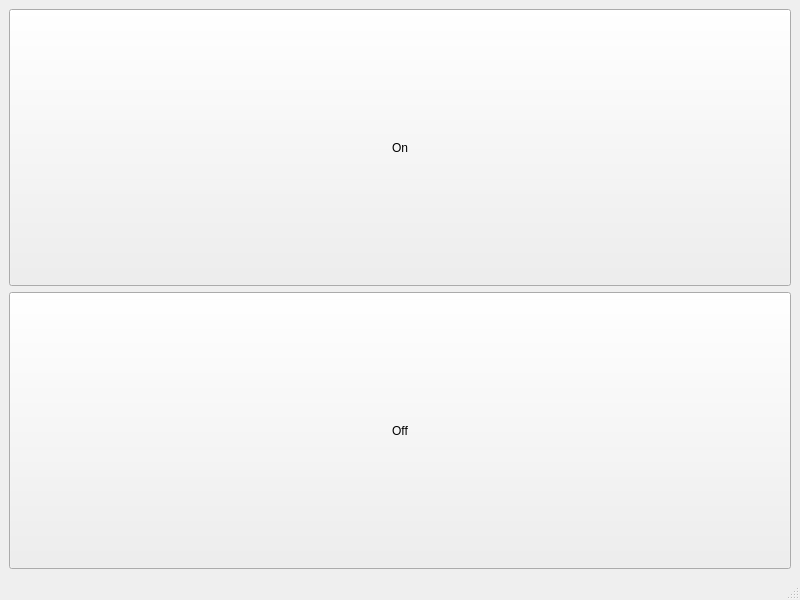
Old version of the form mainwindow.ui in the repository Stephen-Hamilton-C/SigmonLED-App-Qt.
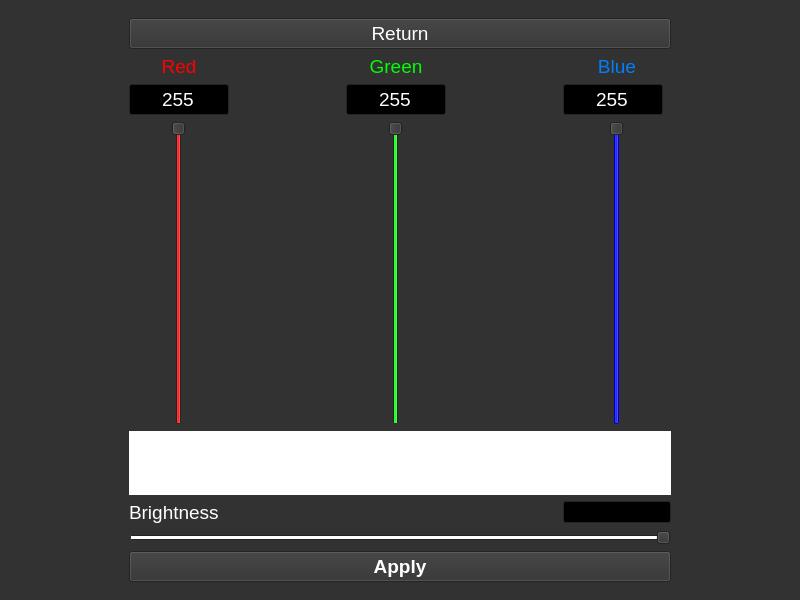
New version of the form.

Commit message: App is now bare bones functional

What changed in the file:
```diff
--- a/mainwindow.ui
+++ b/mainwindow.ui
@@ -10,50 +10,1045 @@
     <height>600</height>
    </rect>
   </property>
+  <property name="palette">
+   <palette>
+    <active>
+     <colorrole role="WindowText">
+      <brush brushstyle="SolidPattern">
+       <color alpha="255">
+        <red>255</red>
+        <green>255</green>
+        <blue>255</blue>
+       </color>
+      </brush>
+     </colorrole>
+     <colorrole role="Button">
+      <brush brushstyle="SolidPattern">
+       <color alpha="255">
+        <red>50</red>
+        <green>50</green>
+        <blue>50</blue>
+       </color>
+      </brush>
+     </colorrole>
+     <colorrole role="Light">
+      <brush brushstyle="SolidPattern">
+       <color alpha="255">
+        <red>75</red>
+        <green>75</green>
+        <blue>75</blue>
+       </color>
+      </brush>
+     </colorrole>
+     <colorrole role="Midlight">
+      <brush brushstyle="SolidPattern">
+       <color alpha="255">
+        <red>62</red>
+        <green>62</green>
+        <blue>62</blue>
+       </color>
+      </brush>
+     </colorrole>
+     <colorrole role="Dark">
+      <brush brushstyle="SolidPattern">
+       <color alpha="255">
+        <red>25</red>
+        <green>25</green>
+        <blue>25</blue>
+       </color>
+      </brush>
+     </colorrole>
+     <colorrole role="Mid">
+      <brush brushstyle="SolidPattern">
+       <color alpha="255">
+        <red>33</red>
+        <green>33</green>
+        <blue>33</blue>
+       </color>
+      </brush>
+     </colorrole>
+     <colorrole role="Text">
+      <brush brushstyle="SolidPattern">
+       <color alpha="255">
+        <red>255</red>
+        <green>255</green>
+        <blue>255</blue>
+       </color>
+      </brush>
+     </colorrole>
+     <colorrole role="BrightText">
+      <brush brushstyle="SolidPattern">
+       <color alpha="255">
+        <red>255</red>
+        <green>255</green>
+        <blue>255</blue>
+       </color>
+      </brush>
+     </colorrole>
+     <colorrole role="ButtonText">
+      <brush brushstyle="SolidPattern">
+       <color alpha="255">
+        <red>255</red>
+        <green>255</green>
+        <blue>255</blue>
+       </color>
+      </brush>
+     </colorrole>
+     <colorrole role="Base">
+      <brush brushstyle="SolidPattern">
+       <color alpha="255">
+        <red>0</red>
+        <green>0</green>
+        <blue>0</blue>
+       </color>
+      </brush>
+     </colorrole>
+     <colorrole role="Window">
+      <brush brushstyle="SolidPattern">
+       <color alpha="255">
+        <red>50</red>
+        <green>50</green>
+        <blue>50</blue>
+       </color>
+      </brush>
+     </colorrole>
+     <colorrole role="Shadow">
+      <brush brushstyle="SolidPattern">
+       <color alpha="255">
+        <red>0</red>
+        <green>0</green>
+        <blue>0</blue>
+       </color>
+      </brush>
+     </colorrole>
+     <colorrole role="AlternateBase">
+      <brush brushstyle="SolidPattern">
+       <color alpha="255">
+        <red>25</red>
+        <green>25</green>
+        <blue>25</blue>
+       </color>
+      </brush>
+     </colorrole>
+     <colorrole role="ToolTipBase">
+      <brush brushstyle="SolidPattern">
+       <color alpha="255">
+        <red>255</red>
+        <green>255</green>
+        <blue>220</blue>
+       </color>
+      </brush>
+     </colorrole>
+     <colorrole role="ToolTipText">
+      <brush brushstyle="SolidPattern">
+       <color alpha="255">
+        <red>0</red>
+        <green>0</green>
+        <blue>0</blue>
+       </color>
+      </brush>
+     </colorrole>
+     <colorrole role="PlaceholderText">
+      <brush brushstyle="SolidPattern">
+       <color alpha="128">
+        <red>255</red>
+        <green>255</green>
+        <blue>255</blue>
+       </color>
+      </brush>
+     </colorrole>
+    </active>
+    <inactive>
+     <colorrole role="WindowText">
+      <brush brushstyle="SolidPattern">
+       <color alpha="255">
+        <red>255</red>
+        <green>255</green>
+        <blue>255</blue>
+       </color>
+      </brush>
+     </colorrole>
+     <colorrole role="Button">
+      <brush brushstyle="SolidPattern">
+       <color alpha="255">
+        <red>50</red>
+        <green>50</green>
+        <blue>50</blue>
+       </color>
+      </brush>
+     </colorrole>
+     <colorrole role="Light">
+      <brush brushstyle="SolidPattern">
+       <color alpha="255">
+        <red>75</red>
+        <green>75</green>
+        <blue>75</blue>
+       </color>
+      </brush>
+     </colorrole>
+     <colorrole role="Midlight">
+      <brush brushstyle="SolidPattern">
+       <color alpha="255">
+        <red>62</red>
+        <green>62</green>
+        <blue>62</blue>
+       </color>
+      </brush>
+     </colorrole>
+     <colorrole role="Dark">
+      <brush brushstyle="SolidPattern">
+       <color alpha="255">
+        <red>25</red>
+        <green>25</green>
+        <blue>25</blue>
+       </color>
+      </brush>
+     </colorrole>
+     <colorrole role="Mid">
+      <brush brushstyle="SolidPattern">
+       <color alpha="255">
+        <red>33</red>
+        <green>33</green>
+        <blue>33</blue>
+       </color>
+      </brush>
+     </colorrole>
+     <colorrole role="Text">
+      <brush brushstyle="SolidPattern">
+       <color alpha="255">
+        <red>255</red>
+        <green>255</green>
+        <blue>255</blue>
+       </color>
+      </brush>
+     </colorrole>
+     <colorrole role="BrightText">
+      <brush brushstyle="SolidPattern">
+       <color alpha="255">
+        <red>255</red>
+        <green>255</green>
+        <blue>255</blue>
+       </color>
+      </brush>
+     </colorrole>
+     <colorrole role="ButtonText">
+      <brush brushstyle="SolidPattern">
+       <color alpha="255">
+        <red>255</red>
+        <green>255</green>
+        <blue>255</blue>
+       </color>
+      </brush>
+     </colorrole>
+     <colorrole role="Base">
+      <brush brushstyle="SolidPattern">
+       <color alpha="255">
+        <red>0</red>
+        <green>0</green>
+        <blue>0</blue>
+       </color>
+      </brush>
+     </colorrole>
+     <colorrole role="Window">
+      <brush brushstyle="SolidPattern">
+       <color alpha="255">
+        <red>50</red>
+        <green>50</green>
+        <blue>50</blue>
+       </color>
+      </brush>
+     </colorrole>
+     <colorrole role="Shadow">
+      <brush brushstyle="SolidPattern">
+       <color alpha="255">
+        <red>0</red>
+        <green>0</green>
+        <blue>0</blue>
+       </color>
+      </brush>
+     </colorrole>
+     <colorrole role="AlternateBase">
+      <brush brushstyle="SolidPattern">
+       <color alpha="255">
+        <red>25</red>
+        <green>25</green>
+        <blue>25</blue>
+       </color>
+      </brush>
+     </colorrole>
+     <colorrole role="ToolTipBase">
+      <brush brushstyle="SolidPattern">
+       <color alpha="255">
+        <red>255</red>
+        <green>255</green>
+        <blue>220</blue>
+       </color>
+      </brush>
+     </colorrole>
+     <colorrole role="ToolTipText">
+      <brush brushstyle="SolidPattern">
+       <color alpha="255">
+        <red>0</red>
+        <green>0</green>
+        <blue>0</blue>
+       </color>
+      </brush>
+     </colorrole>
+     <colorrole role="PlaceholderText">
+      <brush brushstyle="SolidPattern">
+       <color alpha="128">
+        <red>255</red>
+        <green>255</green>
+        <blue>255</blue>
+       </color>
+      </brush>
+     </colorrole>
+    </inactive>
+    <disabled>
+     <colorrole role="WindowText">
+      <brush brushstyle="SolidPattern">
+       <color alpha="255">
+        <red>25</red>
+        <green>25</green>
+        <blue>25</blue>
+       </color>
+      </brush>
+     </colorrole>
+     <colorrole role="Button">
+      <brush brushstyle="SolidPattern">
+       <color alpha="255">
+        <red>50</red>
+        <green>50</green>
+        <blue>50</blue>
+       </color>
+      </brush>
+     </colorrole>
+     <colorrole role="Light">
+      <brush brushstyle="SolidPattern">
+       <color alpha="255">
+        <red>75</red>
+        <green>75</green>
+        <blue>75</blue>
+       </color>
+      </brush>
+     </colorrole>
+     <colorrole role="Midlight">
+      <brush brushstyle="SolidPattern">
+       <color alpha="255">
+        <red>62</red>
+        <green>62</green>
+        <blue>62</blue>
+       </color>
+      </brush>
+     </colorrole>
+     <colorrole role="Dark">
+      <brush brushstyle="SolidPattern">
+       <color alpha="255">
+        <red>25</red>
+        <green>25</green>
+        <blue>25</blue>
+       </color>
+      </brush>
+     </colorrole>
+     <colorrole role="Mid">
+      <brush brushstyle="SolidPattern">
+       <color alpha="255">
+        <red>33</red>
+        <green>33</green>
+        <blue>33</blue>
+       </color>
+      </brush>
+     </colorrole>
+     <colorrole role="Text">
+      <brush brushstyle="SolidPattern">
+       <color alpha="255">
+        <red>25</red>
+        <green>25</green>
+        <blue>25</blue>
+       </color>
+      </brush>
+     </colorrole>
+     <colorrole role="BrightText">
+      <brush brushstyle="SolidPattern">
+       <color alpha="255">
+        <red>255</red>
+        <green>255</green>
+        <blue>255</blue>
+       </color>
+      </brush>
+     </colorrole>
+     <colorrole role="ButtonText">
+      <brush brushstyle="SolidPattern">
+       <color alpha="255">
+        <red>25</red>
+        <green>25</green>
+        <blue>25</blue>
+       </color>
+      </brush>
+     </colorrole>
+     <colorrole role="Base">
+      <brush brushstyle="SolidPattern">
+       <color alpha="255">
+        <red>50</red>
+        <green>50</green>
+        <blue>50</blue>
+       </color>
+      </brush>
+     </colorrole>
+     <colorrole role="Window">
+      <brush brushstyle="SolidPattern">
+       <color alpha="255">
+        <red>50</red>
+        <green>50</green>
+        <blue>50</blue>
+       </color>
+      </brush>
+     </colorrole>
+     <colorrole role="Shadow">
+      <brush brushstyle="SolidPattern">
+       <color alpha="255">
+        <red>0</red>
+        <green>0</green>
+        <blue>0</blue>
+       </color>
+      </brush>
+     </colorrole>
+     <colorrole role="AlternateBase">
+      <brush brushstyle="SolidPattern">
+       <color alpha="255">
+        <red>50</red>
+        <green>50</green>
+        <blue>50</blue>
+       </color>
+      </brush>
+     </colorrole>
+     <colorrole role="ToolTipBase">
+      <brush brushstyle="SolidPattern">
+       <color alpha="255">
+        <red>255</red>
+        <green>255</green>
+        <blue>220</blue>
+       </color>
+      </brush>
+     </colorrole>
+     <colorrole role="ToolTipText">
+      <brush brushstyle="SolidPattern">
+       <color alpha="255">
+        <red>0</red>
+        <green>0</green>
+        <blue>0</blue>
+       </color>
+      </brush>
+     </colorrole>
+     <colorrole role="PlaceholderText">
+      <brush brushstyle="SolidPattern">
+       <color alpha="128">
+        <red>255</red>
+        <green>255</green>
+        <blue>255</blue>
+       </color>
+      </brush>
+     </colorrole>
+    </disabled>
+   </palette>
+  </property>
   <property name="windowTitle">
    <string>MainWindow</string>
   </property>
   <widget class="QWidget" name="centralwidget">
    <layout class="QVBoxLayout" name="verticalLayout">
     <item>
-     <widget class="QPushButton" name="onButton">
-      <property name="sizePolicy">
-       <sizepolicy hsizetype="Minimum" vsizetype="Expanding">
-        <horstretch>0</horstretch>
-        <verstretch>0</verstretch>
-       </sizepolicy>
+     <widget class="QStackedWidget" name="stackedWidget">
+      <property name="currentIndex">
+       <number>1</number>
       </property>
-      <property name="text">
-       <string>On</string>
-      </property>
-     </widget>
-    </item>
-    <item>
-     <widget class="QPushButton" name="offButton">
-      <property name="sizePolicy">
-       <sizepolicy hsizetype="Minimum" vsizetype="Expanding">
-        <horstretch>0</horstretch>
-        <verstretch>0</verstretch>
-       </sizepolicy>
-      </property>
-      <property name="text">
-       <string>Off</string>
-      </property>
+      <widget class="QWidget" name="mainPage">
+       <layout class="QVBoxLayout" name="verticalLayout_2">
+        <item>
+         <widget class="QLabel" name="statusLabel">
+          <property name="font">
+           <font>
+            <family>Arial</family>
+            <pointsize>18</pointsize>
+            <weight>75</weight>
+            <bold>true</bold>
+           </font>
+          </property>
+          <property name="styleSheet">
+           <string notr="true">color: #FF0000;</string>
+          </property>
+          <property name="text">
+           <string>Not Connected</string>
+          </property>
+          <property name="alignment">
+           <set>Qt::AlignCenter</set>
+          </property>
+         </widget>
+        </item>
+        <item>
+         <widget class="QPushButton" name="onButton">
+          <property name="enabled">
+           <bool>false</bool>
+          </property>
+          <property name="sizePolicy">
+           <sizepolicy hsizetype="Minimum" vsizetype="Expanding">
+            <horstretch>0</horstretch>
+            <verstretch>0</verstretch>
+           </sizepolicy>
+          </property>
+          <property name="font">
+           <font>
+            <family>Arial</family>
+            <pointsize>14</pointsize>
+            <weight>50</weight>
+            <bold>false</bold>
+            <stylestrategy>PreferDefault</stylestrategy>
+           </font>
+          </property>
+          <property name="text">
+           <string>On</string>
+          </property>
+         </widget>
+        </item>
+        <item>
+         <widget class="QPushButton" name="offButton">
+          <property name="enabled">
+           <bool>false</bool>
+          </property>
+          <property name="sizePolicy">
+           <sizepolicy hsizetype="Minimum" vsizetype="Expanding">
+            <horstretch>0</horstretch>
+            <verstretch>0</verstretch>
+           </sizepolicy>
+          </property>
+          <property name="font">
+           <font>
+            <family>Arial</family>
+            <pointsize>14</pointsize>
+            <weight>50</weight>
+            <bold>false</bold>
+           </font>
+          </property>
+          <property name="text">
+           <string>Off</string>
+          </property>
+         </widget>
+        </item>
+        <item>
+         <widget class="QPushButton" name="colorButton">
+          <property name="enabled">
+           <bool>false</bool>
+          </property>
+          <property name="sizePolicy">
+           <sizepolicy hsizetype="Minimum" vsizetype="Expanding">
+            <horstretch>0</horstretch>
+            <verstretch>0</verstretch>
+           </sizepolicy>
+          </property>
+          <property name="font">
+           <font>
+            <family>Arial</family>
+            <pointsize>14</pointsize>
+           </font>
+          </property>
+          <property name="text">
+           <string>Color</string>
+          </property>
+         </widget>
+        </item>
+       </layout>
+      </widget>
+      <widget class="QWidget" name="page_2">
+       <layout class="QGridLayout" name="gridLayout">
+        <item row="8" column="0" colspan="2">
+         <widget class="QLabel" name="brightnessLabel">
+          <property name="font">
+           <font>
+            <family>Arial</family>
+            <pointsize>14</pointsize>
+           </font>
+          </property>
+          <property name="text">
+           <string>Brightness</string>
+          </property>
+          <property name="buddy">
+           <cstring>brightnessSlider</cstring>
+          </property>
+         </widget>
+        </item>
+        <item row="5" column="0">
+         <widget class="QSlider" name="redSlider">
+          <property name="sizePolicy">
+           <sizepolicy hsizetype="Minimum" vsizetype="Expanding">
+            <horstretch>0</horstretch>
+            <verstretch>0</verstretch>
+           </sizepolicy>
+          </property>
+          <property name="palette">
+           <palette>
+            <active>
+             <colorrole role="Highlight">
+              <brush brushstyle="SolidPattern">
+               <color alpha="255">
+                <red>255</red>
+                <green>0</green>
+                <blue>0</blue>
+               </color>
+              </brush>
+             </colorrole>
+            </active>
+            <inactive>
+             <colorrole role="Highlight">
+              <brush brushstyle="SolidPattern">
+               <color alpha="255">
+                <red>255</red>
+                <green>0</green>
+                <blue>0</blue>
+               </color>
+              </brush>
+             </colorrole>
+            </inactive>
+            <disabled>
+             <colorrole role="Highlight">
+              <brush brushstyle="SolidPattern">
+               <color alpha="255">
+                <red>0</red>
+                <green>120</green>
+                <blue>215</blue>
+               </color>
+              </brush>
+             </colorrole>
+            </disabled>
+           </palette>
+          </property>
+          <property name="maximum">
+           <number>255</number>
+          </property>
+          <property name="value">
+           <number>255</number>
+          </property>
+          <property name="orientation">
+           <enum>Qt::Vertical</enum>
+          </property>
+          <property name="invertedAppearance">
+           <bool>false</bool>
+          </property>
+          <property name="invertedControls">
+           <bool>false</bool>
+          </property>
+          <property name="tickPosition">
+           <enum>QSlider::NoTicks</enum>
+          </property>
+          <property name="tickInterval">
+           <number>1</number>
+          </property>
+         </widget>
+        </item>
+        <item row="3" column="0">
+         <widget class="QLabel" name="redLabel">
+          <property name="sizePolicy">
+           <sizepolicy hsizetype="Preferred" vsizetype="Preferred">
+            <horstretch>0</horstretch>
+            <verstretch>0</verstretch>
+           </sizepolicy>
+          </property>
+          <property name="font">
+           <font>
+            <family>Arial</family>
+            <pointsize>14</pointsize>
+           </font>
+          </property>
+          <property name="styleSheet">
+           <string notr="true">color:red</string>
+          </property>
+          <property name="text">
+           <string>Red</string>
+          </property>
+          <property name="alignment">
+           <set>Qt::AlignCenter</set>
+          </property>
+          <property name="buddy">
+           <cstring>redSlider</cstring>
+          </property>
+         </widget>
+        </item>
+        <item row="3" column="1">
+         <widget class="QLabel" name="greenLabel">
+          <property name="sizePolicy">
+           <sizepolicy hsizetype="Minimum" vsizetype="Preferred">
+            <horstretch>0</horstretch>
+            <verstretch>0</verstretch>
+           </sizepolicy>
+          </property>
+          <property name="font">
+           <font>
+            <family>Arial</family>
+            <pointsize>14</pointsize>
+           </font>
+          </property>
+          <property name="styleSheet">
+           <string notr="true">color: #00FF00</string>
+          </property>
+          <property name="text">
+           <string>Green</string>
+          </property>
+          <property name="alignment">
+           <set>Qt::AlignCenter</set>
+          </property>
+          <property name="buddy">
+           <cstring>greenSlider</cstring>
+          </property>
+         </widget>
+        </item>
+        <item row="4" column="0">
+         <widget class="QLineEdit" name="redEdit">
+          <property name="sizePolicy">
+           <sizepolicy hsizetype="Maximum" vsizetype="Fixed">
+            <horstretch>0</horstretch>
+            <verstretch>0</verstretch>
+           </sizepolicy>
+          </property>
+          <property name="maximumSize">
+           <size>
+            <width>100</width>
+            <height>16777215</height>
+           </size>
+          </property>
+          <property name="font">
+           <font>
+            <family>Arial</family>
+            <pointsize>14</pointsize>
+           </font>
+          </property>
+          <property name="inputMask">
+           <string/>
+          </property>
+          <property name="text">
+           <string>255</string>
+          </property>
+          <property name="maxLength">
+           <number>3</number>
+          </property>
+          <property name="alignment">
+           <set>Qt::AlignCenter</set>
+          </property>
+         </widget>
+        </item>
+        <item row="2" column="0" colspan="3">
+         <widget class="QPushButton" name="backButton">
+          <property name="font">
+           <font>
+            <family>Arial</family>
+            <pointsize>14</pointsize>
+           </font>
+          </property>
+          <property name="text">
+           <string>Return</string>
+          </property>
+         </widget>
+        </item>
+        <item row="9" column="0" colspan="3">
+         <widget class="QSlider" name="brightnessSlider">
+          <property name="palette">
+           <palette>
+            <active>
+             <colorrole role="Highlight">
+              <brush brushstyle="SolidPattern">
+               <color alpha="255">
+                <red>255</red>
+                <green>255</green>
+                <blue>255</blue>
+               </color>
+              </brush>
+             </colorrole>
+            </active>
+            <inactive>
+             <colorrole role="Highlight">
+              <brush brushstyle="SolidPattern">
+               <color alpha="255">
+                <red>255</red>
+                <green>255</green>
+                <blue>255</blue>
+               </color>
+              </brush>
+             </colorrole>
+            </inactive>
+            <disabled>
+             <colorrole role="Highlight">
+              <brush brushstyle="SolidPattern">
+               <color alpha="255">
+                <red>0</red>
+                <green>120</green>
+                <blue>215</blue>
+               </color>
+              </brush>
+             </colorrole>
+            </disabled>
+           </palette>
+          </property>
+          <property name="maximum">
+           <number>255</number>
+          </property>
+          <property name="value">
+           <number>255</number>
+          </property>
+          <property name="orientation">
+           <enum>Qt::Horizontal</enum>
+          </property>
+         </widget>
+        </item>
+        <item row="6" column="0" colspan="3">
+         <widget class="QLabel" name="colorPreview">
+          <property name="minimumSize">
+           <size>
+            <width>0</width>
+            <height>64</height>
+           </size>
+          </property>
+          <property name="styleSheet">
+           <string notr="true">background-color:white</string>
+          </property>
+          <property name="frameShape">
+           <enum>QFrame::NoFrame</enum>
+          </property>
+          <property name="text">
+           <string/>
+          </property>
+         </widget>
+        </item>
+        <item row="4" column="1">
+         <widget class="QLineEdit" name="greenEdit">
+          <property name="sizePolicy">
+           <sizepolicy hsizetype="Maximum" vsizetype="Fixed">
+            <horstretch>0</horstretch>
+            <verstretch>0</verstretch>
+           </sizepolicy>
+          </property>
+          <property name="maximumSize">
+           <size>
+            <width>100</width>
+            <height>16777215</height>
+           </size>
+          </property>
+          <property name="font">
+           <font>
+            <family>Arial</family>
+            <pointsize>14</pointsize>
+           </font>
+          </property>
+          <property name="text">
+           <string>255</string>
+          </property>
+          <property name="maxLength">
+           <number>3</number>
+          </property>
+          <property name="alignment">
+           <set>Qt::AlignCenter</set>
+          </property>
+         </widget>
+        </item>
+        <item row="3" column="2">
+         <widget class="QLabel" name="blueLabel">
+          <property name="sizePolicy">
+           <sizepolicy hsizetype="Minimum" vsizetype="Preferred">
+            <horstretch>0</horstretch>
+            <verstretch>0</verstretch>
+           </sizepolicy>
+          </property>
+          <property name="font">
+           <font>
+            <family>Arial</family>
+            <pointsize>14</pointsize>
+           </font>
+          </property>
+          <property name="styleSheet">
+           <string notr="true">color: #007FFF</string>
+          </property>
+          <property name="text">
+           <string>Blue</string>
+          </property>
+          <property name="alignment">
+           <set>Qt::AlignCenter</set>
+          </property>
+          <property name="buddy">
+           <cstring>blueSlider</cstring>
+          </property>
+         </widget>
+        </item>
+        <item row="5" column="1">
+         <widget class="QSlider" name="greenSlider">
+          <property name="sizePolicy">
+           <sizepolicy hsizetype="Minimum" vsizetype="Expanding">
+            <horstretch>0</horstretch>
+            <verstretch>0</verstretch>
+           </sizepolicy>
+          </property>
+          <property name="palette">
+           <palette>
+            <active>
+             <colorrole role="Highlight">
+              <brush brushstyle="SolidPattern">
+               <color alpha="255">
+                <red>0</red>
+                <green>255</green>
+                <blue>0</blue>
+               </color>
+              </brush>
+             </colorrole>
+            </active>
+            <inactive>
+             <colorrole role="Highlight">
+              <brush brushstyle="SolidPattern">
+               <color alpha="255">
+                <red>0</red>
+                <green>255</green>
+                <blue>0</blue>
+               </color>
+              </brush>
+             </colorrole>
+            </inactive>
+            <disabled>
+             <colorrole role="Highlight">
+              <brush brushstyle="SolidPattern">
+               <color alpha="255">
+                <red>0</red>
+                <green>120</green>
+                <blue>215</blue>
+               </color>
+              </brush>
+             </colorrole>
+            </disabled>
+           </palette>
+          </property>
+          <property name="maximum">
+           <number>255</number>
+          </property>
+          <property name="value">
+           <number>255</number>
+          </property>
+          <property name="orientation">
+           <enum>Qt::Vertical</enum>
+          </property>
+         </widget>
+        </item>
+        <item row="4" column="2">
+         <widget class="QLineEdit" name="blueEdit">
+          <property name="sizePolicy">
+           <sizepolicy hsizetype="Maximum" vsizetype="Fixed">
+            <horstretch>0</horstretch>
+            <verstretch>0</verstretch>
+           </sizepolicy>
+          </property>
+          <property name="maximumSize">
+           <size>
+            <width>100</width>
+            <height>16777215</height>
+           </size>
+          </property>
+          <property name="font">
+           <font>
+            <family>Arial</family>
+            <pointsize>14</pointsize>
+           </font>
+          </property>
+          <property name="text">
+           <string>255</string>
+          </property>
+          <property name="maxLength">
+           <number>3</number>
+          </property>
+          <property name="alignment">
+           <set>Qt::AlignCenter</set>
+          </property>
+         </widget>
+        </item>
+        <item row="5" column="2">
+         <widget class="QSlider" name="blueSlider">
+          <property name="sizePolicy">
+           <sizepolicy hsizetype="Minimum" vsizetype="Expanding">
+            <horstretch>0</horstretch>
+            <verstretch>0</verstretch>
+           </sizepolicy>
+          </property>
+          <property name="palette">
+           <palette>
+            <active>
+             <colorrole role="Highlight">
+              <brush brushstyle="SolidPattern">
+               <color alpha="255">
+                <red>0</red>
+                <green>0</green>
+                <blue>255</blue>
+               </color>
+              </brush>
+             </colorrole>
+            </active>
+            <inactive>
+             <colorrole role="Highlight">
+              <brush brushstyle="SolidPattern">
+               <color alpha="255">
+                <red>0</red>
+                <green>0</green>
+                <blue>255</blue>
+               </color>
+              </brush>
+             </colorrole>
+            </inactive>
+            <disabled>
+             <colorrole role="Highlight">
+              <brush brushstyle="SolidPattern">
+               <color alpha="255">
+                <red>0</red>
+                <green>120</green>
+                <blue>215</blue>
+               </color>
+              </brush>
+             </colorrole>
+            </disabled>
+           </palette>
+          </property>
+          <property name="maximum">
+           <number>255</number>
+          </property>
+          <property name="value">
+           <number>255</number>
+          </property>
+          <property name="orientation">
+           <enum>Qt::Vertical</enum>
+          </property>
+         </widget>
+        </item>
+        <item row="8" column="2">
+         <widget class="QLineEdit" name="brightnessEdit">
+          <property name="sizePolicy">
+           <sizepolicy hsizetype="Maximum" vsizetype="Fixed">
+            <horstretch>0</horstretch>
+            <verstretch>0</verstretch>
+           </sizepolicy>
+          </property>
+         </widget>
+        </item>
+        <item row="10" column="0" colspan="3">
+         <widget class="QPushButton" name="applyButton">
+          <property name="font">
+           <font>
+            <family>Arial</family>
+            <pointsize>14</pointsize>
+            <weight>75</weight>
+            <bold>true</bold>
+           </font>
+          </property>
+          <property name="text">
+           <string>Apply</string>
+          </property>
+         </widget>
+        </item>
+       </layout>
+      </widget>
      </widget>
     </item>
    </layout>
   </widget>
-  <widget class="QMenuBar" name="menubar">
-   <property name="geometry">
-    <rect>
-     <x>0</x>
-     <y>0</y>
-     <width>800</width>
-     <height>20</height>
-    </rect>
-   </property>
-  </widget>
-  <widget class="QStatusBar" name="statusbar"/>
  </widget>
  <resources/>
  <connections/>
```
The commit also changes 2 other files.
